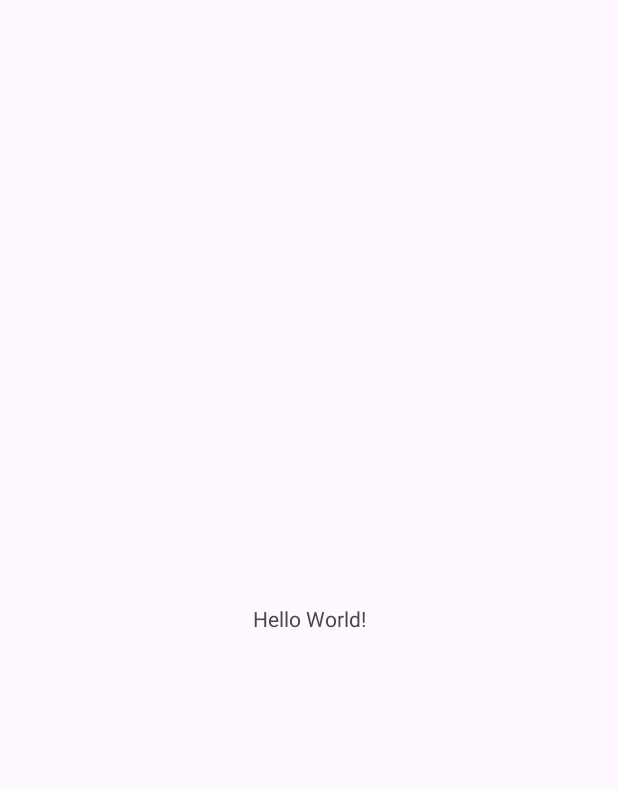
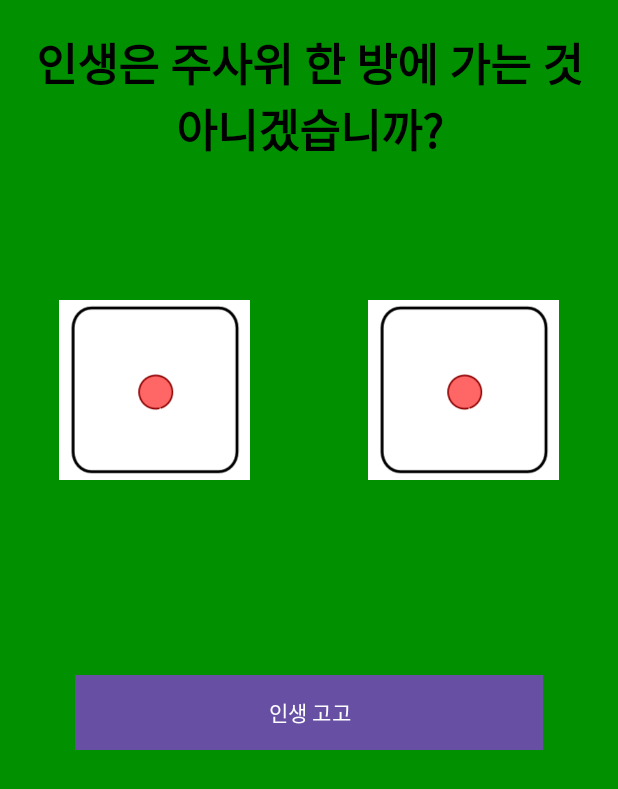
Before and after one commit to sangmoki/dice, an Android app: the screen it shows after launch (MainActivity), on a phone screen of 412 x 824 dp. Before the commit the part shown is almost empty. Shown: the top 789 px of the screen. Run offline under Robolectric (Android 15) with nearby library versions, the phone set to English and light mode, and no system bars.

Commit message:
feature: "메인 액티비티 레이아웃 구성"

```diff
--- a/app/src/main/java/com/sangmoki/dice/MainActivity.kt
+++ b/app/src/main/java/com/sangmoki/dice/MainActivity.kt
@@ -11,10 +11,5 @@ class MainActivity : AppCompatActivity() {
         super.onCreate(savedInstanceState)
         enableEdgeToEdge()
         setContentView(R.layout.activity_main)
-        ViewCompat.setOnApplyWindowInsetsListener(findViewById(R.id.main)) { v, insets ->
-            val systemBars = insets.getInsets(WindowInsetsCompat.Type.systemBars())
-            v.setPadding(systemBars.left, systemBars.top, systemBars.right, systemBars.bottom)
-            insets
-        }
     }
 }
--- a/app/src/main/res/layout/activity_main.xml
+++ b/app/src/main/res/layout/activity_main.xml
@@ -1,19 +1,57 @@
 <?xml version="1.0" encoding="utf-8"?>
-<androidx.constraintlayout.widget.ConstraintLayout xmlns:android="http://schemas.android.com/apk/res/android"
+<LinearLayout
+    xmlns:android="http://schemas.android.com/apk/res/android"
     xmlns:app="http://schemas.android.com/apk/res-auto"
     xmlns:tools="http://schemas.android.com/tools"
     android:id="@+id/main"
     android:layout_width="match_parent"
     android:layout_height="match_parent"
-    tools:context=".MainActivity">
+    android:background="#009000"
+    tools:context=".MainActivity"
+    android:orientation="vertical">
 
-    <TextView
-        android:layout_width="wrap_content"
-        android:layout_height="wrap_content"
-        android:text="Hello World!"
-        app:layout_constraintBottom_toBottomOf="parent"
-        app:layout_constraintEnd_toEndOf="parent"
-        app:layout_constraintStart_toStartOf="parent"
-        app:layout_constraintTop_toTopOf="parent" />
+    <LinearLayout
+        android:layout_width="match_parent"
+        android:layout_height="200dp">
 
-</androidx.constraintlayout.widget.ConstraintLayout>
+        <TextView
+            android:layout_width="match_parent"
+            android:layout_height="wrap_content"
+            android:textSize="30sp"
+            android:textColor="@color/black"
+            android:gravity="center"
+            android:layout_marginTop="50dp"
+            android:layout_margin="20dp"
+            android:textStyle="bold"
+            android:text="인생은 주사위 한 방에 가는 것 아니겠습니까?">
+        </TextView>
+    </LinearLayout>
+
+    <LinearLayout
+        android:layout_width="match_parent"
+        android:layout_height="200dp">
+
+        <ImageView
+            android:src="@drawable/dice_1"
+            android:layout_width="120dp"
+            android:layout_height="120dp"
+            android:layout_weight="1"/>
+
+        <ImageView
+            android:src="@drawable/dice_1"
+            android:layout_width="120dp"
+            android:layout_height="120dp"
+            android:layout_weight="1"/>
+
+    </LinearLayout>/
+
+    <Button
+        android:layout_width="match_parent"
+        android:layout_height="50dp"
+        android:layout_margin="50dp"
+        android:background="@color/black"
+        android:text="인생 고고"
+        android:textColor="@color/white" />
+
+
+</LinearLayout>
```
